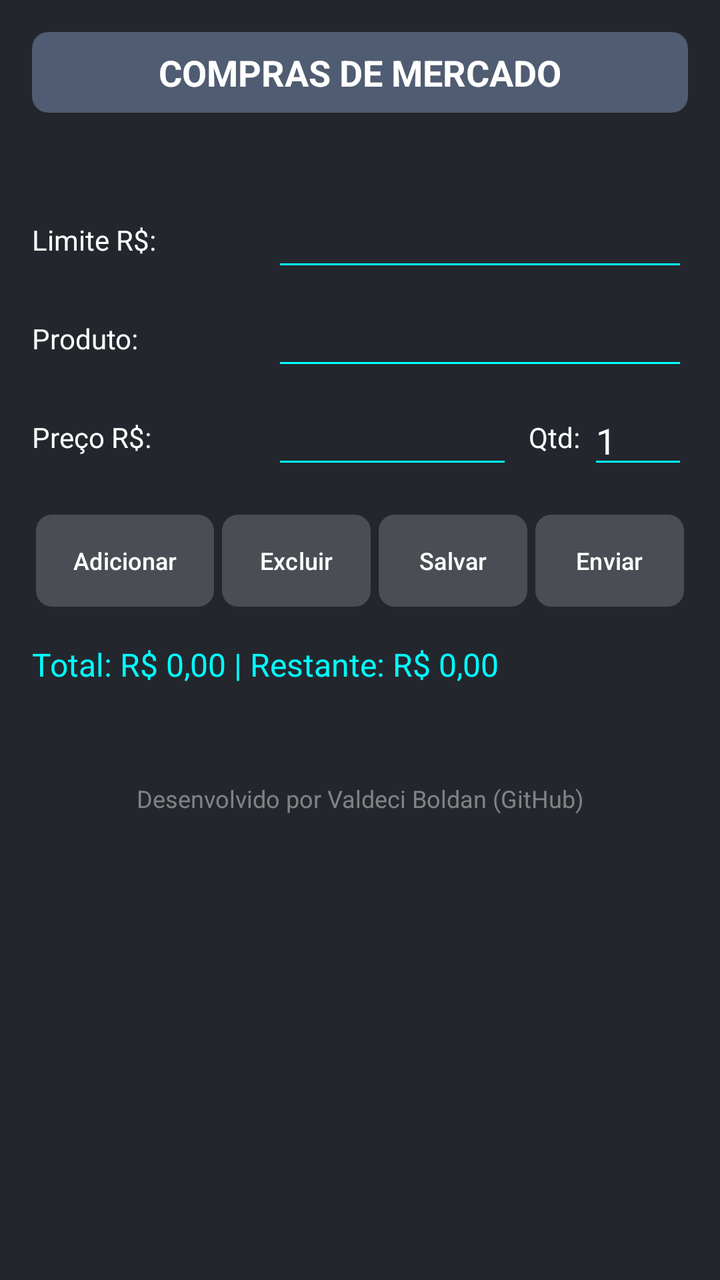
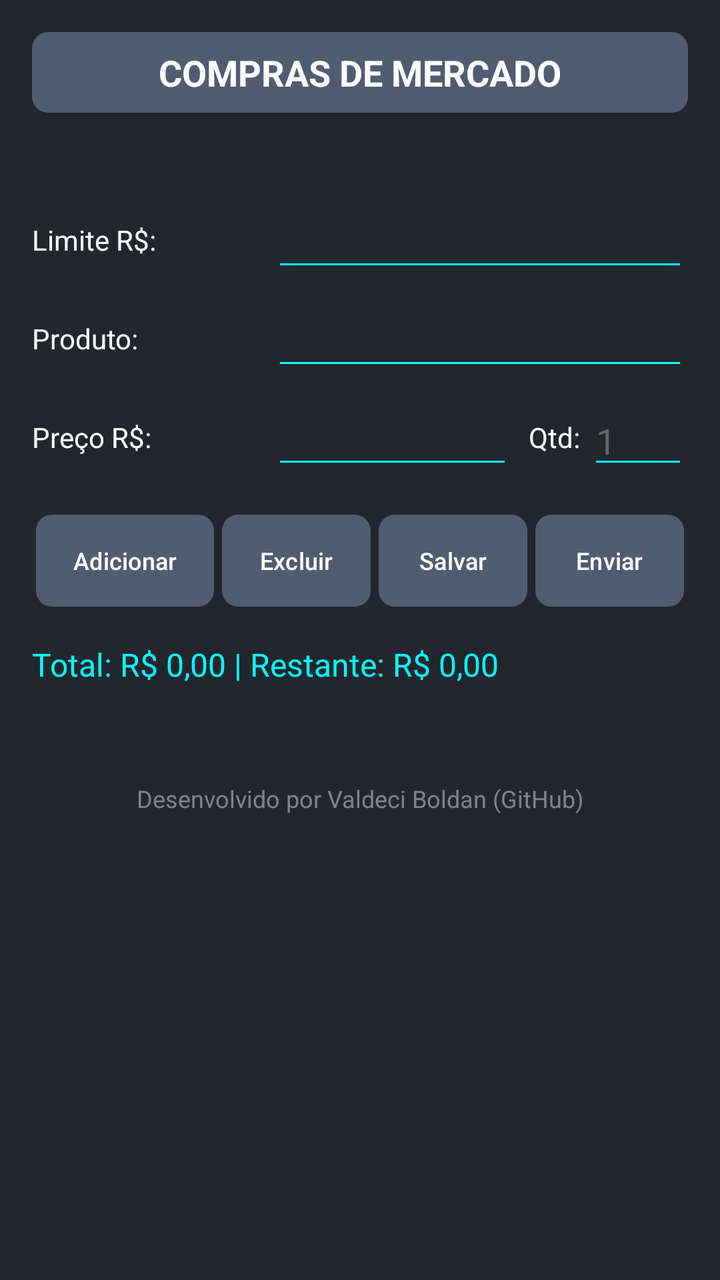

An Android layout rendered at two revisions. The XML below is the earlier revision; the diff shows what the commit changed to produce the second picture.
<!-- AndroidManifest.xml: application theme Theme.CalculadoradeCompras -->
<!-- res/layout/fragment_mercado.xml -->
<?xml version="1.0" encoding="utf-8"?>
<ScrollView xmlns:android="http://schemas.android.com/apk/res/android"
    xmlns:app="http://schemas.android.com/apk/res-auto"
    android:layout_width="match_parent"
    android:layout_height="match_parent"
    android:background="#23272d"
    android:fillViewport="true">

    <LinearLayout
        android:layout_width="match_parent"
        android:layout_height="wrap_content"
        android:clipChildren="false"
        android:clipToPadding="false"
        android:orientation="vertical"
        android:padding="16dp">

        
        <com.google.android.material.card.MaterialCardView
            android:layout_width="match_parent"
            android:layout_height="wrap_content"
            android:layout_marginBottom="12dp"
            app:cardBackgroundColor="#505c71"
            app:cardCornerRadius="8dp"
            app:cardElevation="0dp"
            app:strokeWidth="0dp">

            <TextView
                android:layout_width="match_parent"
                android:layout_height="wrap_content"
                android:padding="8dp"
                android:text="COMPRAS DE MERCADO"
                android:textAlignment="center"
                android:textColor="#FFFFFF"
                android:textSize="18sp"
                android:textStyle="bold" />

        </com.google.android.material.card.MaterialCardView>

        
        <TextView
            android:id="@+id/lblData"
            android:layout_width="match_parent"
            android:layout_height="wrap_content"
            android:layout_marginBottom="12dp"
            android:textColor="#FFFFFF"
            android:textSize="14sp" />

        
        <LinearLayout
            android:layout_width="match_parent"
            android:layout_height="wrap_content"
            android:layout_marginBottom="8dp"
            android:gravity="center_vertical"
            android:orientation="horizontal">

            <TextView
                android:layout_width="120dp"
                android:layout_height="wrap_content"
                android:text="Limite R$:"
                android:textColor="#FFFFFF" />

            <EditText
                android:id="@+id/entLimite"
                android:layout_width="match_parent"
                android:layout_height="wrap_content"
                android:backgroundTint="#00FFFF"
                android:focusable="true"
                android:focusableInTouchMode="true"
                android:imeOptions="actionNext"
                android:inputType="numberDecimal"
                android:textColor="#FFFFFF" />
        </LinearLayout>

        
        <LinearLayout
            android:layout_width="match_parent"
            android:layout_height="wrap_content"
            android:layout_marginBottom="8dp"
            android:gravity="center_vertical"
            android:orientation="horizontal">

            <TextView
                android:layout_width="120dp"
                android:layout_height="wrap_content"
                android:text="Produto:"
                android:textColor="#FFFFFF" />

            <EditText
                android:id="@+id/entProduto"
                android:layout_width="match_parent"
                android:layout_height="wrap_content"
                android:backgroundTint="#00FFFF"
                android:focusable="true"
                android:focusableInTouchMode="true"
                android:imeOptions="actionNext"
                android:inputType="textCapSentences"
                android:textColor="#FFFFFF" />
        </LinearLayout>

        
        <LinearLayout
            android:layout_width="match_parent"
            android:layout_height="wrap_content"
            android:layout_marginBottom="16dp"
            android:gravity="center_vertical"
            android:orientation="horizontal">

            <TextView
                android:layout_width="120dp"
                android:layout_height="wrap_content"
                android:text="Preço R$:"
                android:textColor="#FFFFFF" />

            <EditText
                android:id="@+id/entPreco"
                android:layout_width="0dp"
                android:layout_height="wrap_content"
                android:layout_weight="1"
                android:backgroundTint="#00FFFF"
                android:focusable="true"
                android:focusableInTouchMode="true"
                android:imeOptions="actionNext"
                android:inputType="numberDecimal"
                android:textColor="#FFFFFF" />

            <TextView
                android:layout_width="wrap_content"
                android:layout_height="wrap_content"
                android:layout_marginStart="8dp"
                android:layout_marginEnd="4dp"
                android:text="Qtd:"
                android:textColor="#FFFFFF" />

            
            <EditText
                android:id="@+id/entQtd"
                android:layout_width="50dp"
                android:layout_height="wrap_content"
                android:backgroundTint="#00FFFF"
                android:focusable="true"
                android:focusableInTouchMode="true"
                android:imeOptions="actionDone"
                android:inputType="number"
                android:selectAllOnFocus="true"
                android:text="1"
                android:textColor="#FFFFFF" />
        </LinearLayout>

        
        <LinearLayout
            android:layout_width="match_parent"
            android:layout_height="wrap_content"
            android:layout_marginBottom="16dp"
            android:orientation="horizontal"
            android:padding="2dp">

            <com.google.android.material.button.MaterialButton
                android:id="@+id/btnAdicionar"
                android:layout_width="0dp"
                android:layout_height="46dp"
                android:layout_marginEnd="4dp"
                android:layout_weight="1.2"
                android:insetLeft="0dp"
                android:insetTop="0dp"
                android:insetRight="0dp"
                android:insetBottom="0dp"
                android:padding="2dp"
                android:text="Adicionar"
                android:textAllCaps="false"
                android:textColor="#FFFFFF"
                android:textSize="12sp"
                app:backgroundTint="#4A4E54"
                app:cornerRadius="8dp" />

            <com.google.android.material.button.MaterialButton
                android:id="@+id/btnRemover"
                android:layout_width="0dp"
                android:layout_height="46dp"
                android:layout_marginEnd="4dp"
                android:layout_weight="1"
                android:insetLeft="0dp"
                android:insetTop="0dp"
                android:insetRight="0dp"
                android:insetBottom="0dp"
                android:padding="2dp"
                android:text="Excluir"
                android:textAllCaps="false"
                android:textColor="#FFFFFF"
                android:textSize="12sp"
                app:backgroundTint="#4A4E54"
                app:cornerRadius="8dp" />

            <com.google.android.material.button.MaterialButton
                android:id="@+id/btnSalvar"
                android:layout_width="0dp"
                android:layout_height="46dp"
                android:layout_marginEnd="4dp"
                android:layout_weight="1"
                android:insetLeft="0dp"
                android:insetTop="0dp"
                android:insetRight="0dp"
                android:insetBottom="0dp"
                android:padding="2dp"
                android:text="Salvar"
                android:textAllCaps="false"
                android:textColor="#FFFFFF"
                android:textSize="12sp"
                app:backgroundTint="#4A4E54"
                app:cornerRadius="8dp" />

            <com.google.android.material.button.MaterialButton
                android:id="@+id/btnEnviar"
                android:layout_width="0dp"
                android:layout_height="46dp"
                android:layout_weight="1"
                android:enabled="false"
                android:insetLeft="0dp"
                android:insetTop="0dp"
                android:insetRight="0dp"
                android:insetBottom="0dp"
                android:padding="2dp"
                android:text="Enviar"
                android:textAllCaps="false"
                android:textColor="#FFFFFF"
                android:textSize="12sp"
                app:backgroundTint="#4A4E54"
                app:cornerRadius="8dp" />
        </LinearLayout>

        
        <TextView
            android:id="@+id/lblStatus"
            android:layout_width="match_parent"
            android:layout_height="wrap_content"
            android:layout_marginBottom="8dp"
            android:text="Total: R$ 0,00 | Restante: R$ 0,00"
            android:textColor="#00ffff"
            android:textSize="16sp" />

        
        <LinearLayout
            android:id="@+id/boxLista"
            android:layout_width="match_parent"
            android:layout_height="wrap_content"
            android:orientation="vertical"
            android:padding="4dp" />

        
        <TextView
            android:id="@+id/tvFooterMercado"
            android:layout_width="match_parent"
            android:layout_height="wrap_content"
            android:layout_marginTop="20dp"
            android:alpha="0.7"
            android:clickable="true"
            android:focusable="true"
            android:gravity="center"
            android:padding="12dp"
            android:text="Desenvolvido por Valdeci Boldan (GitHub)"
            android:textColor="#AAAAAA"
            android:textSize="12sp" />

    </LinearLayout>
</ScrollView>
<!-- resources referenced by this layout -->
<resources>
  <style name="Theme.CalculadoradeCompras" parent="Base.Theme.CalculadoradeCompras" />
  <style name="Base.Theme.CalculadoradeCompras" parent="Theme.Material3.DayNight.NoActionBar">
          
          
          
      </style>
</resources>

<!-- the commit's change to res/layout/fragment_mercado.xml (unified diff, before → after) -->
@@ -142,7 +142,8 @@
                 android:imeOptions="actionDone"
                 android:inputType="number"
                 android:selectAllOnFocus="true"
-                android:text="1"
+                android:hint="1"
+                android:textColorHint="#666666"
                 android:textColor="#FFFFFF" />
         </LinearLayout>
 
@@ -169,7 +170,7 @@
                 android:textAllCaps="false"
                 android:textColor="#FFFFFF"
                 android:textSize="12sp"
-                app:backgroundTint="#4A4E54"
+                app:backgroundTint="#505c71"
                 app:cornerRadius="8dp" />
 
             <com.google.android.material.button.MaterialButton
@@ -187,7 +188,7 @@
                 android:textAllCaps="false"
                 android:textColor="#FFFFFF"
                 android:textSize="12sp"
-                app:backgroundTint="#4A4E54"
+                app:backgroundTint="#505c71"
                 app:cornerRadius="8dp" />
 
             <com.google.android.material.button.MaterialButton
@@ -205,7 +206,7 @@
                 android:textAllCaps="false"
                 android:textColor="#FFFFFF"
                 android:textSize="12sp"
-                app:backgroundTint="#4A4E54"
+                app:backgroundTint="#505c71"
                 app:cornerRadius="8dp" />
 
             <com.google.android.material.button.MaterialButton
@@ -223,7 +224,7 @@
                 android:textAllCaps="false"
                 android:textColor="#FFFFFF"
                 android:textSize="12sp"
-                app:backgroundTint="#4A4E54"
+                app:backgroundTint="#505c71"
                 app:cornerRadius="8dp" />
         </LinearLayout>
 
